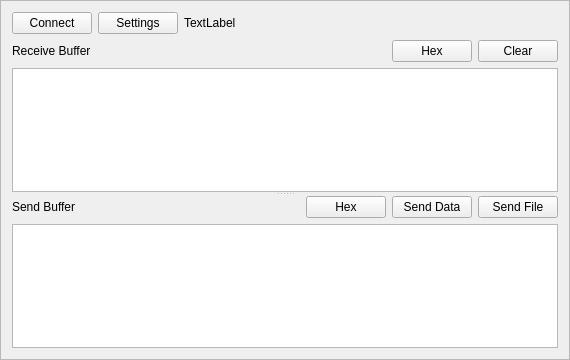
This is app/SerialViewer/BasicView.ui in lxyppc/lxyppc-serial as Qt 5 draws it before an edit. The edited form follows.
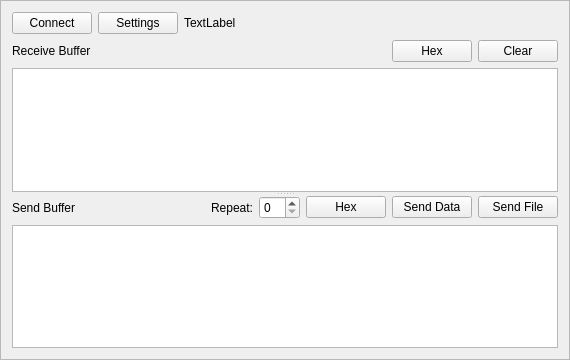
This is the edited form.

Commit message: add repeat feature

```diff
--- a/app/SerialViewer/BasicView.ui
+++ b/app/SerialViewer/BasicView.ui
@@ -99,7 +99,7 @@
      <widget class="QWidget" name="verticalLayoutWidget_2">
       <layout class="QVBoxLayout" name="verticalLayoutSend">
        <item>
-        <layout class="QHBoxLayout" name="horizontalLayoutSend" stretch="1,0,0,0">
+        <layout class="QHBoxLayout" name="horizontalLayoutSend" stretch="1,0,0,0,0,0">
          <item>
           <widget class="QLabel" name="labelSend">
            <property name="text">
@@ -107,6 +107,16 @@
            </property>
           </widget>
          </item>
+         <item>
+          <widget class="QLabel" name="labelRepeat">
+           <property name="text">
+            <string>Repeat:</string>
+           </property>
+          </widget>
+         </item>
+         <item>
+          <widget class="QSpinBox" name="spinBox"/>
+         </item>
          <item>
           <widget class="QPushButton" name="btnSendTextMode">
            <property name="text">
```
The commit also changes 3 other files.
